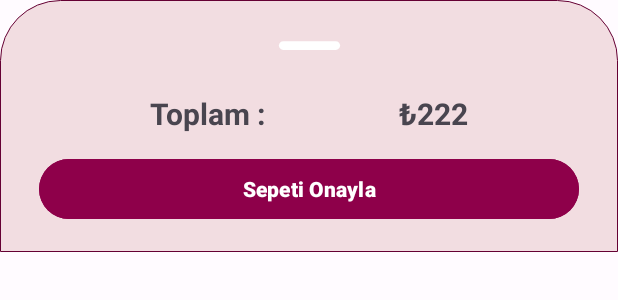
After one commit to muratalarcin/MealExpressApp, an Android app: the layout fragment_bottom_sheet.xml on its own in the app's theme, with its tools: preview values and no code run, on a phone screen of 412 x 824 dp. The commit adds this screen. Shown: the top 300 px of the screen. Run offline under Robolectric (Android 15) with nearby library versions, the phone set to English and light mode, and no system bars.

Commit message:
bottom sheet and sepet design

```diff
--- /dev/null
+++ b/app/src/main/res/drawable/bottom_sheet_bg.xml
@@ -0,0 +1,21 @@
+<?xml version="1.0" encoding="utf-8"?>
+<shape xmlns:android="http://schemas.android.com/apk/res/android">
+
+    <solid android:color="@color/md_theme_light_surfaceVariant"/>
+
+    <corners
+        android:topLeftRadius="40dp"
+        android:topRightRadius="40dp" />
+
+    <padding
+        android:left="10dp"
+        android:right="10dp"
+        android:bottom="10dp"
+        android:top="10dp"/>
+
+    <stroke
+        android:width="0.5dp"
+        android:color="@color/md_theme_dark_onPrimary"/>
+
+
+</shape>
--- /dev/null
+++ b/app/src/main/res/drawable/cizgi.xml
@@ -0,0 +1,5 @@
+<vector android:height="24dp" android:tint="#FFFFFF"
+    android:viewportHeight="24" android:viewportWidth="24"
+    android:width="24dp" xmlns:android="http://schemas.android.com/apk/res/android">
+    <path android:fillColor="@android:color/white" android:pathData="M18,13H6c-0.55,0 -1,-0.45 -1,-1s0.45,-1 1,-1h12c0.55,0 1,0.45 1,1s-0.45,1 -1,1z"/>
+</vector>
--- /dev/null
+++ b/app/src/main/res/layout/fragment_bottom_sheet.xml
@@ -0,0 +1,64 @@
+<?xml version="1.0" encoding="utf-8"?>
+<androidx.constraintlayout.widget.ConstraintLayout xmlns:android="http://schemas.android.com/apk/res/android"
+    xmlns:app="http://schemas.android.com/apk/res-auto"
+    xmlns:tools="http://schemas.android.com/tools"
+    android:layout_width="match_parent"
+    android:layout_height="wrap_content"
+    android:background="@drawable/bottom_sheet_bg"
+    tools:context=".ui.fragment.BottomSheetFragment">
+
+    <TextView
+        android:id="@+id/textView2"
+        android:layout_width="wrap_content"
+        android:layout_height="wrap_content"
+        android:layout_marginTop="20dp"
+        android:text="Toplam :"
+        android:textSize="20dp"
+        android:textStyle="bold"
+        app:layout_constraintEnd_toStartOf="@+id/textViewToplamFiyat"
+        app:layout_constraintHorizontal_bias="0.5"
+        app:layout_constraintStart_toStartOf="parent"
+        app:layout_constraintTop_toBottomOf="@+id/imageView" />
+
+    <TextView
+        android:id="@+id/textViewToplamFiyat"
+        android:layout_width="wrap_content"
+        android:layout_height="wrap_content"
+        android:layout_marginTop="20dp"
+        android:text="₺222"
+        android:textSize="20dp"
+        android:textStyle="bold"
+        app:layout_constraintEnd_toEndOf="parent"
+        app:layout_constraintHorizontal_bias="0.5"
+        app:layout_constraintStart_toEndOf="@+id/textView2"
+        app:layout_constraintTop_toBottomOf="@+id/imageView" />
+
+    <Button
+        android:id="@+id/buttonSepetiOnayla"
+        android:layout_width="0dp"
+        android:layout_height="wrap_content"
+        android:layout_marginStart="16dp"
+        android:layout_marginTop="60dp"
+        android:layout_marginEnd="16dp"
+        android:backgroundTint="@color/md_theme_dark_primaryContainer"
+        android:layout_marginBottom="8dp"
+        android:textColor="@color/white"
+        android:textStyle="bold"
+        android:text="Sepeti Onayla"
+        app:layout_constraintBottom_toBottomOf="parent"
+        app:layout_constraintEnd_toEndOf="parent"
+        app:layout_constraintStart_toStartOf="parent"
+        app:layout_constraintTop_toBottomOf="@+id/imageView" />
+
+    <ImageView
+        android:id="@+id/imageView"
+        android:layout_width="70dp"
+        android:layout_height="wrap_content"
+        android:layout_marginTop="8dp"
+        android:scaleType="centerCrop"
+        android:src="@drawable/cizgi"
+        app:layout_constraintEnd_toEndOf="parent"
+        app:layout_constraintHorizontal_bias="0.5"
+        app:layout_constraintStart_toStartOf="parent"
+        app:layout_constraintTop_toTopOf="parent" />
+</androidx.constraintlayout.widget.ConstraintLayout>
```
Also changed, not shown: app/src/main/java/com/muratalarcin/mealexpress/ui/fragment/BottomSheetFragment.java (added, +25 -0 lines), app/src/main/java/com/muratalarcin/mealexpress/ui/fragment/app/SepetFragment.java (+36 -0 lines), app/src/main/res/layout/fragment_sepet.xml (+28 -3 lines), app/src/main/res/navigation/nav_graph.xml (+10 -1 lines), app/src/main/res/drawable/ic_home.xml (line endings or trailing spaces), 1 other file.
